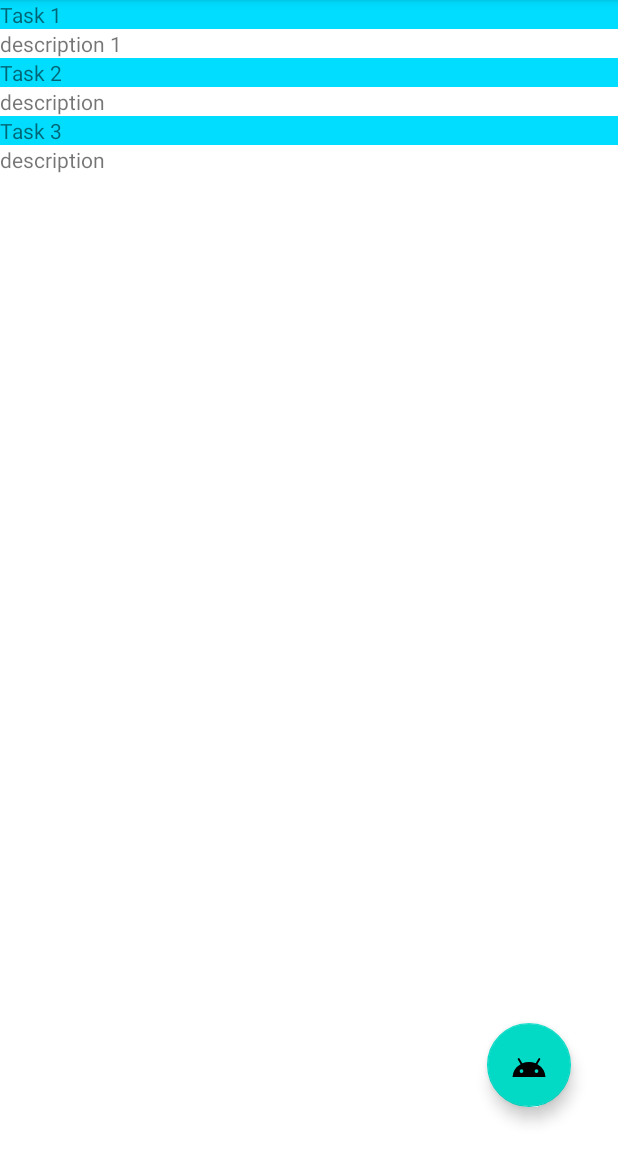
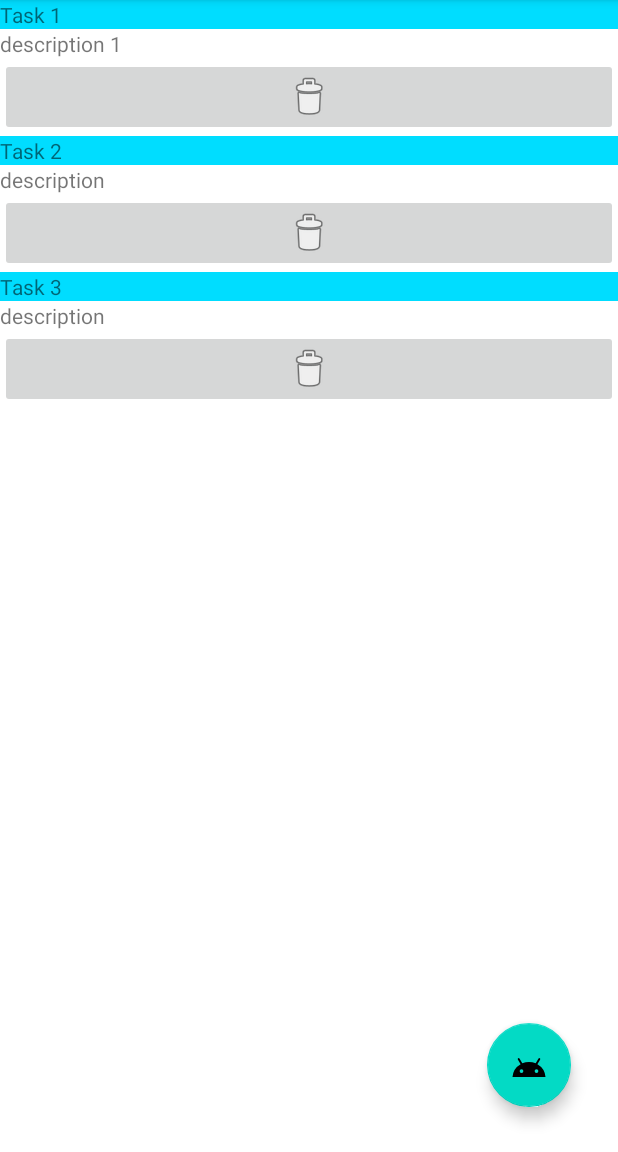
Before and after one commit to AnassAoulad/tadaList, an Android app: the screen it shows after launch (MainActivity), on a phone screen of 412 x 824 dp, the part 84-1236 px from its top. Run offline under Robolectric (Android 15) with nearby library versions, the phone set to English and light mode, and no system bars.

Commit message:
adding delete button

```diff
--- a/app/src/main/java/com/example/tasklist/TaskListAdapter.kt
+++ b/app/src/main/java/com/example/tasklist/TaskListAdapter.kt
@@ -3,11 +3,13 @@ package com.example.tasklist
 import android.view.LayoutInflater
 import android.view.View
 import android.view.ViewGroup
+import android.widget.ImageButton
 import android.widget.TextView
 import androidx.recyclerview.widget.RecyclerView
 
 class TaskListAdapter : RecyclerView.Adapter<TaskListAdapter.TaskViewHolder>() {
     var currentList: List<Task> = emptyList()
+    var onClickDelete: (Task) -> Unit = {}
 
     // on utilise `inner` ici afin d'avoir accès aux propriétés de l'adapter directement
     inner class TaskViewHolder(itemView: View) : RecyclerView.ViewHolder(itemView) {
@@ -16,6 +18,8 @@ class TaskListAdapter : RecyclerView.Adapter<TaskListAdapter.TaskViewHolder>() {
             textTitleView.text = task.title
             val textDescView = itemView.findViewById<TextView>(R.id.task_description)
             textDescView.text = task.description
+            val deleteButton = itemView.findViewById<ImageButton>(R.id.deleteButton)
+            deleteButton.setOnClickListener{ onClickDelete(task) }
         }
     }
 
--- a/app/src/main/java/com/example/tasklist/TaskListFragment.kt
+++ b/app/src/main/java/com/example/tasklist/TaskListFragment.kt
@@ -5,6 +5,7 @@ import androidx.fragment.app.Fragment
 import android.view.LayoutInflater
 import android.view.View
 import android.view.ViewGroup
+import android.widget.ImageButton
 import androidx.recyclerview.widget.RecyclerView
 import com.google.android.material.floatingactionbutton.FloatingActionButton
 import java.util.*
@@ -31,8 +32,10 @@ class TaskListFragment : Fragment() {
 
     override fun onViewCreated(view: View, savedInstanceState: Bundle?) {
         super.onViewCreated(view, savedInstanceState)
+
         val recyclerView = view.findViewById<RecyclerView>(R.id.recyclerview)
         recyclerView.adapter = adapter
+
         val addButton = view.findViewById<FloatingActionButton>(R.id.floatingActionButton)
         addButton.setOnClickListener {
             val newTask = Task(id = UUID.randomUUID().toString(), title = "Task ${taskList.size + 1}")
@@ -40,6 +43,12 @@ class TaskListFragment : Fragment() {
             adapter.currentList = taskList
             adapter.notifyDataSetChanged()
         }
+        adapter.onClickDelete = { task-> taskList = taskList - task
+            refreshAdapter()}
 
     }
+    private fun refreshAdapter() {
+        adapter.currentList = taskList
+        adapter.notifyDataSetChanged()
+    }
 }
--- a/app/src/main/res/layout/fragment_task_list.xml
+++ b/app/src/main/res/layout/fragment_task_list.xml
@@ -29,4 +29,6 @@
         app:layout_constraintBottom_toBottomOf="parent"
         app:layout_constraintEnd_toEndOf="parent" />
 
+
+
 </androidx.constraintlayout.widget.ConstraintLayout>
--- a/app/src/main/res/layout/item_task.xml
+++ b/app/src/main/res/layout/item_task.xml
@@ -1,6 +1,7 @@
 <?xml version="1.0" encoding="utf-8"?>
 <LinearLayout
     xmlns:android="http://schemas.android.com/apk/res/android"
+    xmlns:app="http://schemas.android.com/apk/res-auto"
     android:orientation="vertical"
     android:layout_width="match_parent"
     android:layout_height="wrap_content">
@@ -17,4 +18,11 @@
         android:layout_height="wrap_content"
         android:text="TextView" />
 
+    <ImageButton
+        android:id="@+id/deleteButton"
+        android:layout_width="match_parent"
+        android:layout_height="wrap_content"
+        app:srcCompat="@android:drawable/ic_menu_delete" />
+
+
 </LinearLayout>
```
